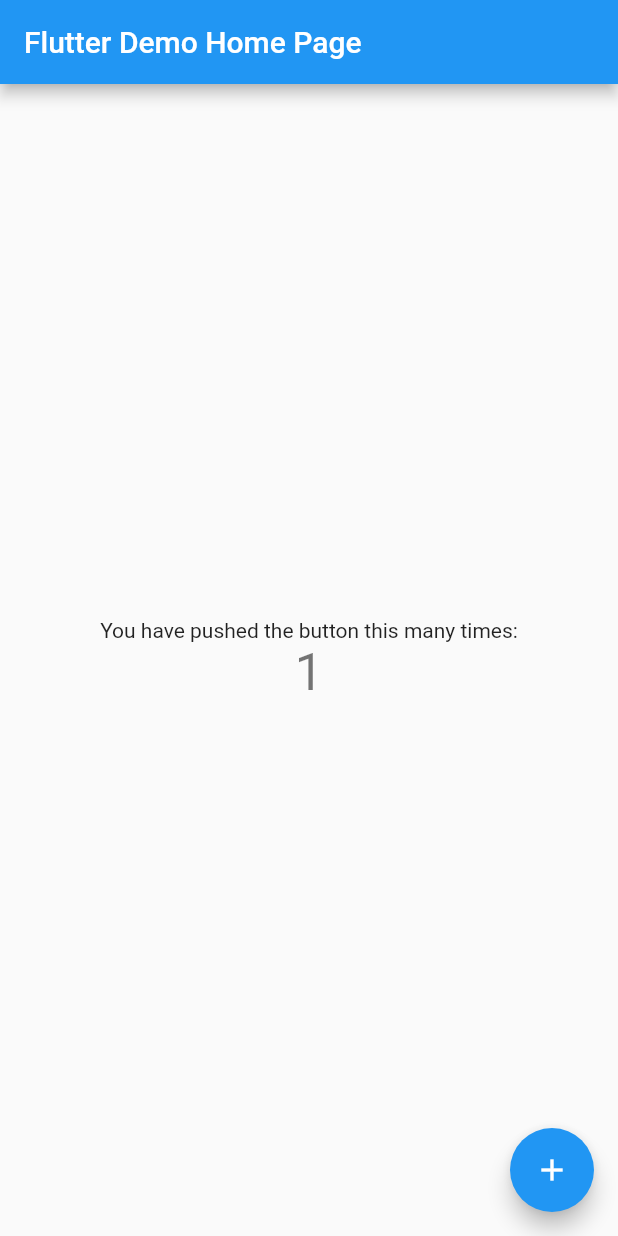
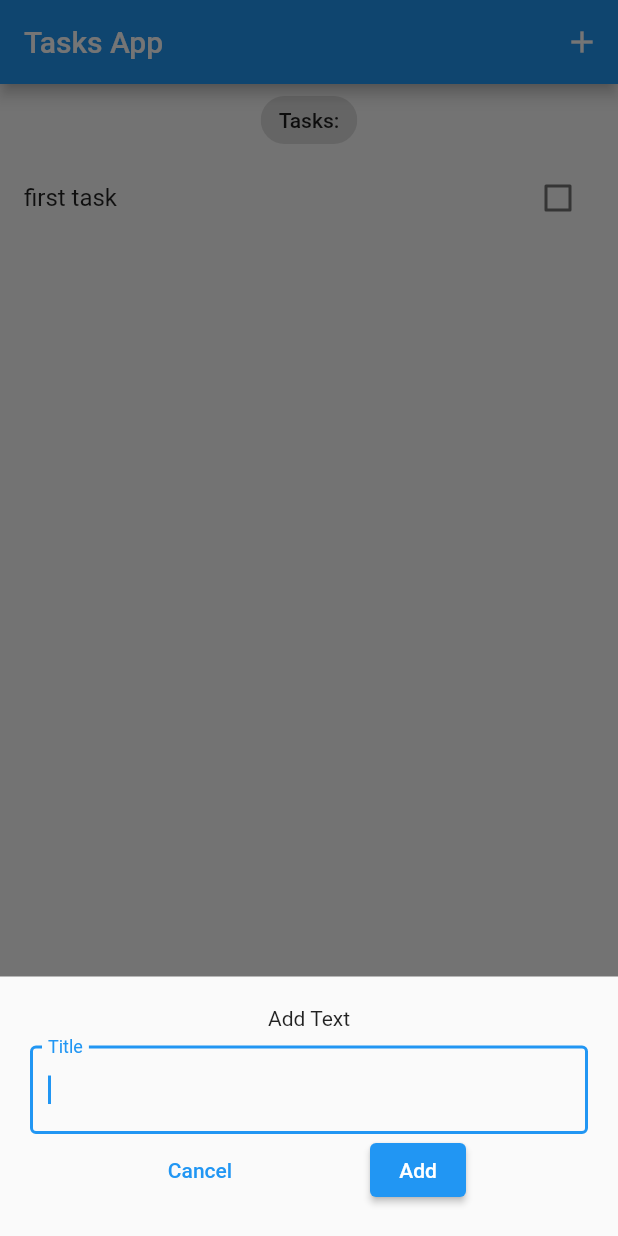
Before and after one commit to niyoceles/flutter_bloc_pattern_tasks_app, a Flutter app: the screen it shows after launch, after a tap on the "add" icon, on a phone screen of 412 x 824 dp. Run offline on Flutter 3.47's test engine with Material 2 defaults, Android fonts, the phone set to English and light mode, and no system bars; our stand-ins replace bloc, equatable, flutter_bloc.

Commit message:
Add CRUD task

```diff
--- /dev/null
+++ b/flutter_bloc_pattern_tasks_app/lib/blocs/bloc_exports.dart
@@ -0,0 +1,2 @@
+export './tasks/tasks_bloc.dart';
+export 'package:flutter_bloc/flutter_bloc.dart';
--- /dev/null
+++ b/flutter_bloc_pattern_tasks_app/lib/blocs/tasks/tasks_bloc.dart
@@ -0,0 +1,45 @@
+import 'package:bloc/bloc.dart';
+import 'package:equatable/equatable.dart';
+
+import '../../models/task.dart';
+
+part 'tasks_event.dart';
+part 'tasks_state.dart';
+
+class TasksBloc extends Bloc<TasksEvent, TasksState> {
+  TasksBloc() : super(const TasksState()) {
+    // on<TasksEvent>((event, emit) {
+    //   // TODO: implement event handler
+
+    // });
+
+    on<AddTask>(_onAddTask);
+    on<UpdateTask>(_onUpdateTask);
+    on<DeleteTask>(_onDeleteTask);
+  }
+
+  _onAddTask(AddTask event, Emitter<TasksState> emit) {
+    final state = this.state;
+    emit(TasksState(allTasks: List.from(state.allTasks)..add(event.task)));
+  }
+
+  _onUpdateTask(UpdateTask event, Emitter<TasksState> emit) {
+    final state = this.state;
+    final task = event.task;
+    final int index = state.allTasks.indexOf(task);
+
+    List<Task> allTasks = List.from(state.allTasks)..remove(task);
+    task.isDone == false
+        ? allTasks.insert(index, task.copyWith(isDone: true))
+        : allTasks.insert(index, task.copyWith(isDone: false));
+
+    emit(TasksState(allTasks: List.from(state.allTasks)..add(event.task)));
+  }
+
+  _onDeleteTask(DeleteTask event, Emitter<TasksState> emit) {
+    final state = this.state;
+    final task = event.task;
+    List<Task> allTasks = List.from(state.allTasks)..remove(task);
+    emit(TasksState(allTasks: allTasks));
+  }
+}
--- /dev/null
+++ b/flutter_bloc_pattern_tasks_app/lib/blocs/tasks/tasks_event.dart
@@ -0,0 +1,34 @@
+part of 'tasks_bloc.dart';
+
+abstract class TasksEvent extends Equatable {
+  const TasksEvent();
+
+  @override
+  List<Object> get props => [];
+}
+
+class AddTask extends TasksEvent {
+  final Task task;
+  const AddTask({required this.task});
+
+   @override
+  List<Object> get props => [task];
+}
+
+
+class UpdateTask extends TasksEvent {
+  final Task task;
+  const UpdateTask({required this.task});
+
+   @override
+  List<Object> get props => [task];
+}
+
+
+class DeleteTask extends TasksEvent {
+  final Task task;
+  const DeleteTask({required this.task});
+
+   @override
+  List<Object> get props => [task];
+}
--- /dev/null
+++ b/flutter_bloc_pattern_tasks_app/lib/blocs/tasks/tasks_state.dart
@@ -0,0 +1,12 @@
+part of 'tasks_bloc.dart';
+
+class TasksState extends Equatable {
+  final List<Task> allTasks;
+
+  const TasksState({this.allTasks = const <Task>[]});
+
+  @override
+  List<Object> get props => [allTasks];
+}
+
+class TasksInitial extends TasksState {}
--- a/flutter_bloc_pattern_tasks_app/lib/main.dart
+++ b/flutter_bloc_pattern_tasks_app/lib/main.dart
@@ -1,7 +1,13 @@
 import 'package:flutter/material.dart';
+import 'package:flutter_bloc_pattern_tasks_app/screens/tasks_screen.dart';
+
+import 'blocs/bloc_exports.dart';
+import 'models/task.dart';
 
 void main() {
-  runApp(const MyApp());
+  BlocOverrides.runZoned(
+    () => runApp(const MyApp()),
+  );
 }
 
 class MyApp extends StatelessWidget {
@@ -10,106 +16,16 @@ class MyApp extends StatelessWidget {
   // This widget is the root of your application.
   @override
   Widget build(BuildContext context) {
-    return MaterialApp(
-      title: 'Flutter Demo',
-      theme: ThemeData(
-        // This is the theme of your application.
-        //
-        // Try running your application with "flutter run". You'll see the
-        // application has a blue toolbar. Then, without quitting the app, try
-        // changing the primarySwatch below to Colors.green and then invoke
-        // "hot reload" (press "r" in the console where you ran "flutter run",
-        // or simply save your changes to "hot reload" in a Flutter IDE).
-        // Notice that the counter didn't reset back to zero; the application
-        // is not restarted.
-        primarySwatch: Colors.blue,
+    return BlocProvider(
+      create: (context) =>
+          TasksBloc()..add(AddTask(task: Task(title: "first task"))),
+      child: MaterialApp(
+        title: 'Flutter Tasks App',
+        theme: ThemeData(
+          primarySwatch: Colors.blue,
+        ),
+        home: TasksScreen(),
       ),
-      home: const MyHomePage(title: 'Flutter Demo Home Page'),
     );
   }
 }
-
-class MyHomePage extends StatefulWidget {
-  const MyHomePage({Key? key, required this.title}) : super(key: key);
-
-  // This widget is the home page of your application. It is stateful, meaning
-  // that it has a State object (defined below) that contains fields that affect
-  // how it looks.
-
-  // This class is the configuration for the state. It holds the values (in this
-  // case the title) provided by the parent (in this case the App widget) and
-  // used by the build method of the State. Fields in a Widget subclass are
-  // always marked "final".
-
-  final String title;
-
-  @override
-  State<MyHomePage> createState() => _MyHomePageState();
-}
-
-class _MyHomePageState extends State<MyHomePage> {
-  int _counter = 0;
-
-  void _incrementCounter() {
-    setState(() {
-      // This call to setState tells the Flutter framework that something has
-      // changed in this State, which causes it to rerun the build method below
-      // so that the display can reflect the updated values. If we changed
-      // _counter without calling setState(), then the build method would not be
-      // called again, and so nothing would appear to happen.
-      _counter++;
-    });
-  }
-
-  @override
-  Widget build(BuildContext context) {
-    // This method is rerun every time setState is called, for instance as done
-    // by the _incrementCounter method above.
-    //
-    // The Flutter framework has been optimized to make rerunning build methods
-    // fast, so that you can just rebuild anything that needs updating rather
-    // than having to individually change instances of widgets.
-    return Scaffold(
-      appBar: AppBar(
-        // Here we take the value from the MyHomePage object that was created by
-        // the App.build method, and use it to set our appbar title.
-        title: Text(widget.title),
-      ),
-      body: Center(
-        // Center is a layout widget. It takes a single child and positions it
-        // in the middle of the parent.
-        child: Column(
-          // Column is also a layout widget. It takes a list of children and
-          // arranges them vertically. By default, it sizes itself to fit its
-          // children horizontally, and tries to be as tall as its parent.
-          //
-          // Invoke "debug painting" (press "p" in the console, choose the
-          // "Toggle Debug Paint" action from the Flutter Inspector in Android
-          // Studio, or the "Toggle Debug Paint" command in Visual Studio Code)
-          // to see the wireframe for each widget.
-          //
-          // Column has various properties to control how it sizes itself and
-          // how it positions its children. Here we use mainAxisAlignment to
-          // center the children vertically; the main axis here is the vertical
-          // axis because Columns are vertical (the cross axis would be
-          // horizontal).
-          mainAxisAlignment: MainAxisAlignment.center,
-          children: <Widget>[
-            const Text(
-              'You have pushed the button this many times:',
-            ),
-            Text(
-              '$_counter',
-              style: Theme.of(context).textTheme.headline4,
-            ),
-          ],
-        ),
-      ),
-      floatingActionButton: FloatingActionButton(
-        onPressed: _incrementCounter,
-        tooltip: 'Increment',
-        child: const Icon(Icons.add),
-      ), // This trailing comma makes auto-formatting nicer for build methods.
-    );
-  }
-}
--- /dev/null
+++ b/flutter_bloc_pattern_tasks_app/lib/models/task.dart
@@ -0,0 +1,48 @@
+// ignore_for_file: public_member_api_docs, sort_constructors_first
+import 'package:equatable/equatable.dart';
+
+class Task extends Equatable {
+  final String title;
+  bool? isDone;
+  bool? isDeleted;
+
+  Task({required this.title, this.isDeleted, this.isDone}) {
+    isDone = isDone ?? false;
+    isDeleted = isDeleted ?? false;
+  }
+
+  Task copyWith({
+    String? title,
+    bool? isDone,
+    bool? isDeleted,
+  }) {
+    return Task(
+      title: title ?? this.title,
+      isDone: isDone ?? this.isDone,
+      isDeleted: isDeleted ?? this.isDeleted,
+    );
+  }
+
+  Map<String, dynamic> toMap() {
+    return <String, dynamic>{
+      'title': title,
+      'isDone': isDone,
+      'isDeleted': isDeleted,
+    };
+  }
+
+  factory Task.fromMap(Map<String, dynamic> map) {
+    return Task(
+      title: map['title'] as String,
+      isDone: map['isDone'] != null ? map['isDone'] as bool : null,
+      isDeleted: map['isDeleted'] != null ? map['isDeleted'] as bool : null,
+    );
+  }
+
+  @override
+  List<Object?> get props => [
+        title,
+        isDone,
+        isDeleted,
+      ];
+}
--- /dev/null
+++ b/flutter_bloc_pattern_tasks_app/lib/screens/add_task_screen.dart
@@ -0,0 +1,53 @@
+import 'package:flutter/material.dart';
+
+import '../blocs/bloc_exports.dart';
+import '../models/task.dart';
+
+class AddTaskScreen extends StatefulWidget {
+  const AddTaskScreen({
+    Key? key,
+  }) : super(key: key);
+
+  @override
+  State<AddTaskScreen> createState() => _AddTaskScreenState();
+}
+
+class _AddTaskScreenState extends State<AddTaskScreen> {
+  TextEditingController titleController = TextEditingController();
+  @override
+  Widget build(BuildContext context) {
+    return Container(
+      padding: const EdgeInsets.all(20.0),
+      child: Column(
+        children: [
+          const Text("Add Text"),
+          const SizedBox(
+            height: 10,
+          ),
+          TextField(
+            autofocus: true,
+            controller: titleController,
+            decoration: const InputDecoration(
+                label: Text("Title"), border: OutlineInputBorder()),
+          ),
+          Row(
+            mainAxisAlignment: MainAxisAlignment.spaceEvenly,
+            children: [
+              TextButton(
+                  onPressed: () => Navigator.pop(context),
+                  child: const Text("Cancel")),
+              ElevatedButton(
+                  onPressed: () {
+                    var task = Task(title: titleController.text);
+                    context.read<TasksBloc>().add(AddTask(task: task));
+                    titleController.clear();
+                    Navigator.pop(context);
+                  },
+                  child: const Text("Add"))
+            ],
+          ),
+        ],
+      ),
+    );
+  }
+}
--- /dev/null
+++ b/flutter_bloc_pattern_tasks_app/lib/screens/tasks_screen.dart
@@ -0,0 +1,63 @@
+import 'package:flutter/material.dart';
+
+import '../blocs/bloc_exports.dart';
+import '../models/task.dart';
+import '../widgets/tasks_list.dart';
+import 'add_task_screen.dart';
+
+class TasksScreen extends StatelessWidget {
+  const TasksScreen({
+    Key? key,
+  }) : super(key: key);
+
+  void _addTask(BuildContext context) {
+    showModalBottomSheet(
+        context: context,
+        builder: (context) => SingleChildScrollView(
+              child: Container(
+                padding: EdgeInsets.only(
+                  bottom: MediaQuery.of(context).viewInsets.bottom,
+                ),
+                child: const AddTaskScreen(),
+              ),
+            ));
+  }
+
+  @override
+  Widget build(BuildContext context) {
+    return BlocBuilder<TasksBloc, TasksState>(
+      builder: (context, state) {
+        List<Task> tasksList = state.allTasks;
+        return Scaffold(
+          appBar: AppBar(
+            title: const Text('Tasks App'),
+            actions: [
+              IconButton(
+                onPressed: () => _addTask(context),
+                icon: const Icon(Icons.add),
+              )
+            ],
+          ),
+          body: Column(
+            crossAxisAlignment: CrossAxisAlignment.center,
+            children: [
+              const Center(
+                child: Chip(
+                  label: Text(
+                    'Tasks:',
+                  ),
+                ),
+              ),
+              TasksList(tasksList: tasksList)
+            ],
+          ),
+          floatingActionButton: FloatingActionButton(
+            onPressed: () => _addTask(context),
+            tooltip: 'Add Task',
+            child: const Icon(Icons.add),
+          ),
+        );
+      },
+    );
+  }
+}
--- /dev/null
+++ b/flutter_bloc_pattern_tasks_app/lib/widgets/tasks_list.dart
@@ -0,0 +1,35 @@
+import 'package:flutter/material.dart';
+import 'package:flutter_bloc_pattern_tasks_app/blocs/bloc_exports.dart';
+
+import '../models/task.dart';
+
+class TasksList extends StatelessWidget {
+  const TasksList({
+    Key? key,
+    required this.tasksList,
+  }) : super(key: key);
+
+  final List<Task> tasksList;
+
+  @override
+  Widget build(BuildContext context) {
+    return Expanded(
+      child: ListView.builder(
+          itemCount: tasksList.length,
+          itemBuilder: ((context, index) {
+            var task = tasksList[index];
+            return ListTile(
+              title: Text(task.title),
+              trailing: Checkbox(
+                value: task.isDone,
+                onChanged: (value) {
+                  context.read<TasksBloc>().add(UpdateTask(task: task));
+                },
+              ),
+              onLongPress: () =>
+                  context.read<TasksBloc>().add(DeleteTask(task: task)),
+            );
+          })),
+    );
+  }
+}
```
Also changed, not shown: flutter_bloc_pattern_tasks_app/pubspec.yaml (+6 -15 lines), flutter_bloc_pattern_tasks_app/pubspec.lock.
